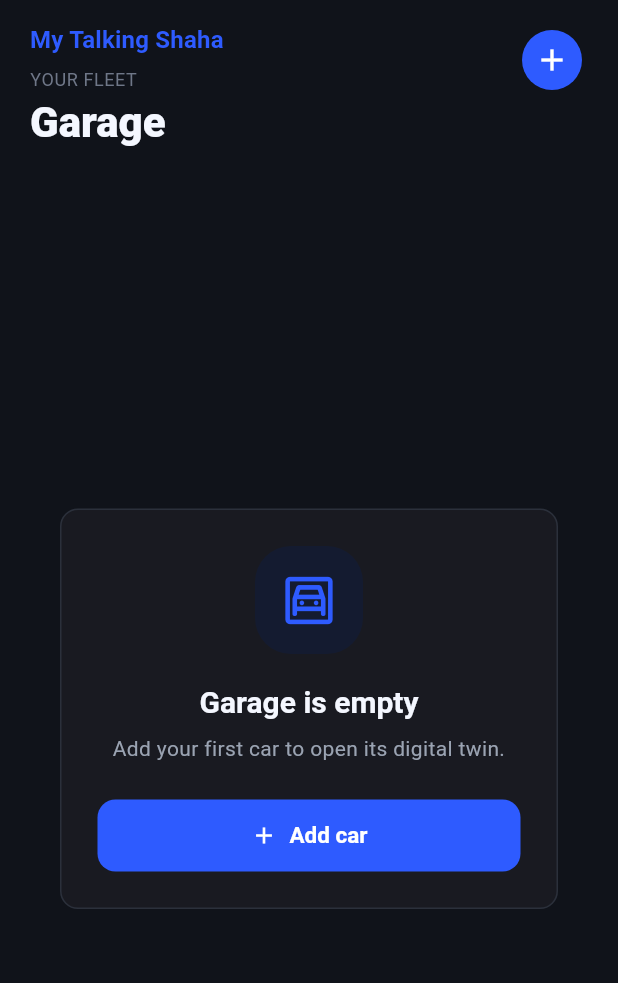
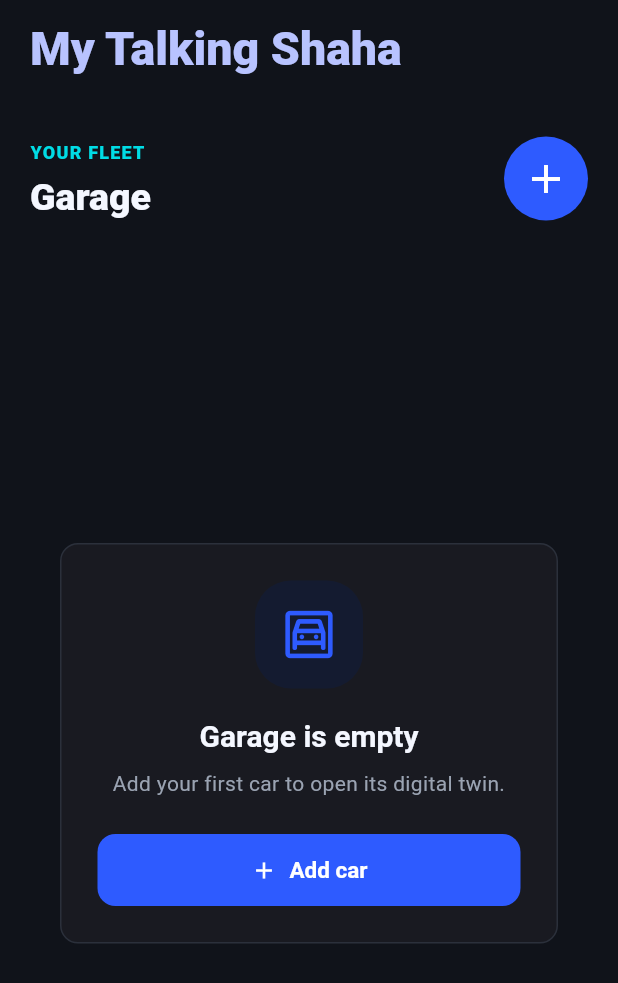
Before and after one commit to my-talking-shaha/my-talking-shaha, a Flutter app: the screen it shows after launch, on a phone screen of 412 x 824 dp. Shown: the top 983 px of the screen. Run offline on Flutter 3.47's test engine with Material 3 defaults, Android fonts, the light colour scheme and no system bars; our stand-ins replace flutter_riverpod, flutter_svg, go_router.

Commit message:
fix: adjust header to design

```diff
--- a/frontend/lib/app/theme/app_theme.dart
+++ b/frontend/lib/app/theme/app_theme.dart
@@ -224,7 +224,7 @@ abstract final class AppColors {
   static const textMuted = Color(0xFF6F7788);
   static const textDisabled = Color(0xFF4B5263);
 
-  static const success = Color(0xFF36C58A);
+  static const success = Color(0xFF00DCE5);
   static const warning = Color(0xFFE8B950);
   static const error = Color(0xFFE85D75);
   static const info = Color(0xFF82A8BA);
--- a/frontend/lib/features/garage/presentation/screens/garage_screen.dart
+++ b/frontend/lib/features/garage/presentation/screens/garage_screen.dart
@@ -3,7 +3,6 @@ import 'dart:async';
 import 'package:flutter/material.dart';
 import 'package:flutter_riverpod/flutter_riverpod.dart';
 import 'package:frontend/app/theme/app_theme.dart';
-import 'package:frontend/features/garage/domain/entities/vehicle.dart';
 import 'package:frontend/features/garage/presentation/providers/garage_providers.dart';
 import 'package:frontend/features/garage/presentation/widgets/garage_empty_state.dart';
 import 'package:frontend/features/garage/presentation/widgets/vehicle_garage_card.dart';
@@ -19,13 +18,17 @@ final class GarageScreen extends ConsumerWidget {
     return Scaffold(
       body: SafeArea(
         child: Padding(
-          padding: const EdgeInsets.symmetric(horizontal: AppSpacing.xl),
+          padding: const EdgeInsets.fromLTRB(
+            AppSpacing.xl,
+            AppSpacing.lg,
+            AppSpacing.xl,
+            0,
+          ),
           child: Column(
             crossAxisAlignment: CrossAxisAlignment.start,
             children: [
-              const SizedBox(height: AppSpacing.lg),
               _GarageHeader(onAddVehicle: () => context.go('/garage/add')),
-              const SizedBox(height: AppSpacing.xxl),
+              const SizedBox(height: AppSpacing.xl),
               Expanded(
                 child: vehiclesState.when(
                   data: (vehicles) {
@@ -36,9 +39,10 @@ final class GarageScreen extends ConsumerWidget {
                     }
 
                     return ListView.separated(
+                      padding: const EdgeInsets.only(bottom: AppSpacing.xxxl),
                       itemCount: vehicles.length,
                       separatorBuilder: (_, _) =>
-                          const SizedBox(height: AppSpacing.lg),
+                          const SizedBox(height: AppSpacing.xl),
                       itemBuilder: (context, index) {
                         final vehicle = vehicles[index];
 
@@ -47,18 +51,12 @@ final class GarageScreen extends ConsumerWidget {
                           onOpen: () {
                             context.go('/vehicle/${vehicle.id}/chat');
                           },
-                          onDelete: () => _confirmDelete(
-                            context,
-                            ref,
-                            vehicle,
-                          ),
                         );
                       },
                     );
                   },
-                  loading: () => const Center(
-                    child: CircularProgressIndicator(),
-                  ),
+                  loading: () =>
+                      const Center(child: CircularProgressIndicator()),
                   error: (error, _) => _GarageErrorState(
                     onRetry: () {
                       unawaited(
@@ -74,40 +72,6 @@ final class GarageScreen extends ConsumerWidget {
       ),
     );
   }
-
-  Future<void> _confirmDelete(
-    BuildContext context,
-    WidgetRef ref,
-    Vehicle vehicle,
-  ) async {
-    final confirmed = await showDialog<bool>(
-      context: context,
-      builder: (context) {
-        return AlertDialog(
-          title: const Text('Delete vehicle?'),
-          content: Text(
-            '${vehicle.brand} ${vehicle.model} will be removed from the garage.',
-          ),
-          actions: [
-            TextButton(
-              onPressed: () => Navigator.of(context).pop(false),
-              child: const Text('Cancel'),
-            ),
-            TextButton(
-              onPressed: () => Navigator.of(context).pop(true),
-              child: const Text('Delete'),
-            ),
-          ],
-        );
-      },
-    );
-
-    if (confirmed != true) {
-      return;
-    }
-
-    await ref.read(garageControllerProvider.notifier).deleteVehicle(vehicle.id);
-  }
 }
 
 final class _GarageHeader extends StatelessWidget {
@@ -117,30 +81,62 @@ final class _GarageHeader extends StatelessWidget {
 
   @override
   Widget build(BuildContext context) {
-    return Row(
+    return Column(
       crossAxisAlignment: CrossAxisAlignment.start,
+      children: [
+        Text(
+          'My Talking Shaha',
+          style: Theme.of(context).textTheme.headlineLarge?.copyWith(
+            color: const Color(0xFFB8C3FF),
+            fontSize: 31,
+            fontWeight: FontWeight.w800,
+            height: 1.08,
+          ),
+        ),
+        const SizedBox(height: 42),
+        Row(
+          crossAxisAlignment: CrossAxisAlignment.center,
           children: [
             Expanded(
               child: Column(
                 crossAxisAlignment: CrossAxisAlignment.start,
                 children: [
                   Text(
-                'My Talking Shaha',
-                style: Theme.of(context).textTheme.titleMedium?.copyWith(
-                      color: AppColors.primary,
+                    'YOUR FLEET',
+                    style: Theme.of(context).textTheme.bodySmall?.copyWith(
+                      color: AppColors.success,
+                      fontSize: 12,
+                      fontWeight: FontWeight.w800,
+                      letterSpacing: 0.8,
                     ),
                   ),
                   const SizedBox(height: AppSpacing.sm),
-              Text('YOUR FLEET', style: Theme.of(context).textTheme.bodySmall),
-              const SizedBox(height: AppSpacing.xs),
-              Text('Garage', style: Theme.of(context).textTheme.headlineLarge),
+                  Text(
+                    'Garage',
+                    style: Theme.of(context).textTheme.headlineMedium?.copyWith(
+                      fontSize: 25,
+                      fontWeight: FontWeight.w800,
+                      height: 1.05,
+                    ),
+                  ),
                 ],
               ),
             ),
-        IconButton.filled(
+            SizedBox(
+              width: 56,
+              height: 56,
+              child: IconButton.filled(
                 tooltip: 'Add vehicle',
                 onPressed: onAddVehicle,
-          icon: const Icon(Icons.add),
+                style: IconButton.styleFrom(
+                  backgroundColor: AppColors.primary,
+                  foregroundColor: AppColors.white,
+                  shape: const CircleBorder(),
+                ),
+                icon: const Icon(Icons.add, size: 32),
+              ),
+            ),
+          ],
         ),
       ],
     );
--- a/frontend/lib/features/garage/presentation/widgets/vehicle_garage_card.dart
+++ b/frontend/lib/features/garage/presentation/widgets/vehicle_garage_card.dart
@@ -7,13 +7,13 @@ final class VehicleGarageCard extends StatelessWidget {
   const VehicleGarageCard({
     required this.vehicle,
     required this.onOpen,
-    required this.onDelete,
+    this.onDelete,
     super.key,
   });
 
   final Vehicle vehicle;
   final VoidCallback onOpen;
-  final VoidCallback onDelete;
+  final VoidCallback? onDelete;
 
   @override
   Widget build(BuildContext context) {
```
Also changed, not shown: 1 other file. Lines whose indentation alone changed are shown as unchanged.
